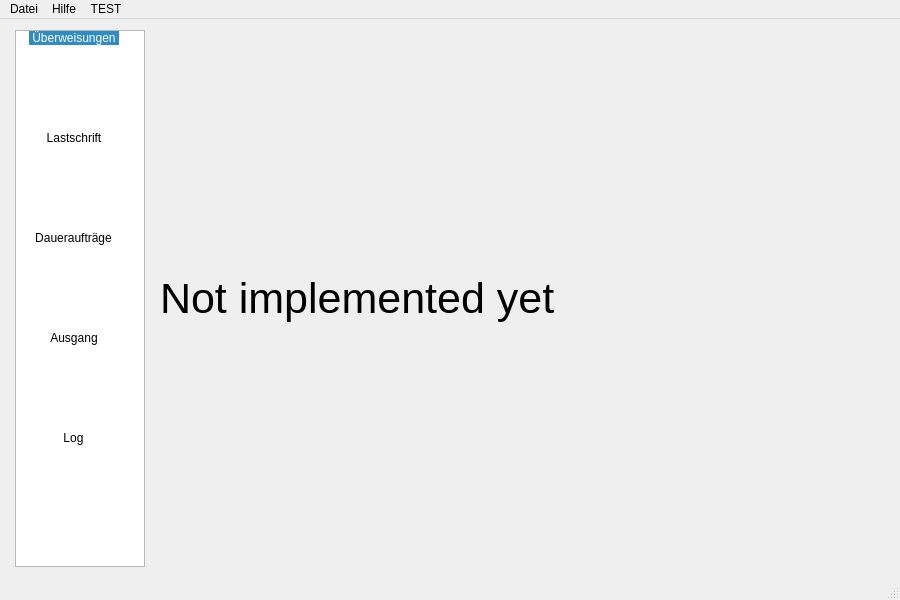
schmufu/abtransfers, file src/mainwindow.ui: the form before one commit.
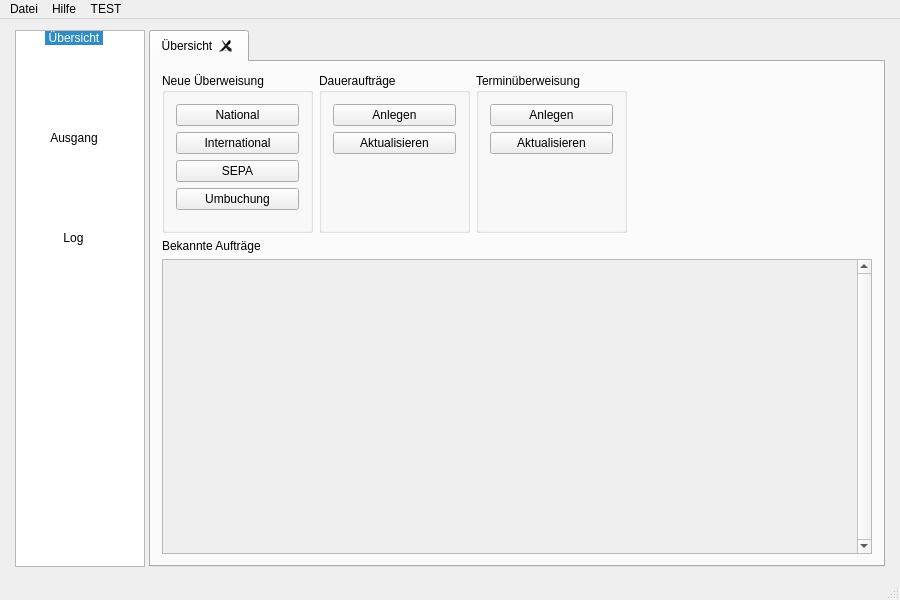
The form after the commit. The open tabs and pages were chosen to show the change. Icons and pictures are not drawn.

Commit message: layouts angepasst und kleine bugs beseitigt

```diff
--- a/src/mainwindow.ui
+++ b/src/mainwindow.ui
@@ -30,6 +30,12 @@
    <set>QMainWindow::AllowNestedDocks|QMainWindow::AllowTabbedDocks|QMainWindow::AnimatedDocks</set>
   </property>
   <widget class="QWidget" name="centralWidget">
+   <property name="minimumSize">
+    <size>
+     <width>0</width>
+     <height>559</height>
+    </size>
+   </property>
    <layout class="QVBoxLayout" name="verticalLayout_2">
     <item>
      <layout class="QHBoxLayout" name="horizontalLayout">
@@ -46,8 +52,8 @@
        <widget class="QListWidget" name="listWidget">
         <property name="minimumSize">
          <size>
-          <width>0</width>
-          <height>519</height>
+          <width>130</width>
+          <height>518</height>
          </size>
         </property>
         <property name="maximumSize">
@@ -85,31 +91,13 @@
         </property>
         <item>
          <property name="text">
-          <string>Überweisungen</string>
+          <string>Übersicht</string>
          </property>
          <property name="icon">
           <iconset resource="resources.qrc">
            <normaloff>:/icons/ueberweisung</normaloff>:/icons/ueberweisung</iconset>
          </property>
         </item>
-        <item>
-         <property name="text">
-          <string>Lastschrift</string>
-         </property>
-         <property name="icon">
-          <iconset resource="resources.qrc">
-           <normaloff>:/icons/lastschrift</normaloff>:/icons/lastschrift</iconset>
-         </property>
-        </item>
-        <item>
-         <property name="text">
-          <string>Daueraufträge</string>
-         </property>
-         <property name="icon">
-          <iconset resource="resources.qrc">
-           <normaloff>:/icons/dauerauftrag</normaloff>:/icons/dauerauftrag</iconset>
-         </property>
-        </item>
         <item>
          <property name="text">
           <string>Ausgang</string>
@@ -138,6 +126,12 @@
           <verstretch>0</verstretch>
          </sizepolicy>
         </property>
+        <property name="minimumSize">
+         <size>
+          <width>0</width>
+          <height>518</height>
+         </size>
+        </property>
         <property name="currentIndex">
          <number>0</number>
         </property>
@@ -161,15 +155,12 @@
              <layout class="QVBoxLayout" name="verticalLayout_8" stretch="1,0,10">
               <item>
                <layout class="QHBoxLayout" name="horizontalLayout_2">
-                <property name="rightMargin">
-                 <number>0</number>
-                </property>
                 <item>
                  <widget class="QGroupBox" name="groupBox">
                   <property name="minimumSize">
                    <size>
                     <width>151</width>
-                    <height>151</height>
+                    <height>160</height>
                    </size>
                   </property>
                   <property name="title">
@@ -225,7 +216,7 @@
                   <property name="minimumSize">
                    <size>
                     <width>151</width>
-                    <height>151</height>
+                    <height>160</height>
                    </size>
                   </property>
                   <property name="title">
@@ -267,7 +258,7 @@
                   <property name="minimumSize">
                    <size>
                     <width>151</width>
-                    <height>151</height>
+                    <height>160</height>
                    </size>
                   </property>
                   <property name="title">
@@ -346,7 +337,7 @@
                    <x>0</x>
                    <y>0</y>
                    <width>711</width>
-                   <height>328</height>
+                   <height>319</height>
                   </rect>
                  </property>
                 </widget>
@@ -358,39 +349,6 @@
           </item>
          </layout>
         </widget>
-        <widget class="QWidget" name="Lastschrift">
-         <layout class="QVBoxLayout" name="verticalLayout_5">
-          <item>
-           <widget class="QLabel" name="label_7">
-            <property name="font">
-             <font>
-              <pointsize>32</pointsize>
-             </font>
-            </property>
-            <property name="text">
-             <string>Not implemented yet</string>
-            </property>
-           </widget>
-          </item>
-         </layout>
-        </widget>
-        <widget class="QWidget" name="Dauerauftrag">
-         <layout class="QVBoxLayout" name="verticalLayout_3">
-          <property name="spacing">
-           <number>2</number>
-          </property>
-          <property name="margin">
-           <number>0</number>
-          </property>
-          <item>
-           <widget class="QTabWidget" name="tabWidget_DA">
-            <property name="currentIndex">
-             <number>-1</number>
-            </property>
-           </widget>
-          </item>
-         </layout>
-        </widget>
         <widget class="QWidget" name="Ausgang"/>
         <widget class="QWidget" name="Log"/>
        </widget>
```
Left out of the diff: 2 changed lines with no effect on the pictures. The commit also changes 8 other files.
